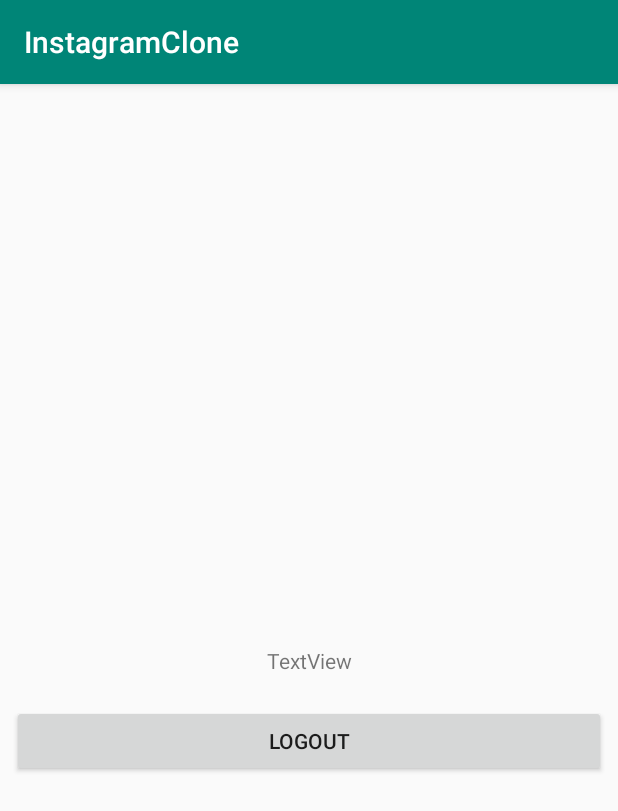
After one commit to Csegota/instagram-clone, an Android app: the WelcomeActivity screen opened directly, with no data from a screen before it, on a phone screen of 412 x 824 dp. The commit adds this screen. Shown: the top 811 px of the screen. Run offline under Robolectric (Android 15) with nearby library versions, the phone set to English and light mode, and no system bars; libraries missing offline, so code that uses them is left out: com.parse; 1 statement that could not run was skipped.

Commit message:
User Login, Logout, Welcome Activity

```diff
--- /dev/null
+++ b/app/src/main/java/com/android/instagramclone/WelcomeActivity.java
@@ -0,0 +1,30 @@
+package com.android.instagramclone;
+
+import androidx.appcompat.app.AppCompatActivity;
+
+import android.os.Bundle;
+import android.view.View;
+import android.widget.TextView;
+
+import com.parse.ParseUser;
+
+public class WelcomeActivity extends AppCompatActivity {
+
+    @Override
+    protected void onCreate(Bundle savedInstanceState) {
+        super.onCreate(savedInstanceState);
+        setContentView(R.layout.activity_welcome);
+
+        TextView txtWelcome = findViewById(R.id.txt_welcome);
+
+        txtWelcome.setText("Welcome " + ParseUser.getCurrentUser().get("username") + "!");
+
+        findViewById(R.id.btn_logout).setOnClickListener(new View.OnClickListener() {
+            @Override
+            public void onClick(View v) {
+                ParseUser.getCurrentUser().logOut(); //or just ParseUser.logOut();
+                finish(); //Finishes current activity, and takes user back to previous activity.
+            }
+        });
+    }
+}
--- /dev/null
+++ b/app/src/main/res/layout/activity_welcome.xml
@@ -0,0 +1,34 @@
+<?xml version="1.0" encoding="utf-8"?>
+<androidx.constraintlayout.widget.ConstraintLayout xmlns:android="http://schemas.android.com/apk/res/android"
+    xmlns:app="http://schemas.android.com/apk/res-auto"
+    xmlns:tools="http://schemas.android.com/tools"
+    android:layout_width="match_parent"
+    android:layout_height="match_parent"
+    tools:context=".WelcomeActivity">
+
+    <TextView
+        android:id="@+id/txt_welcome"
+        android:layout_width="wrap_content"
+        android:layout_height="wrap_content"
+        android:layout_marginStart="8dp"
+        android:layout_marginTop="8dp"
+        android:layout_marginEnd="8dp"
+        android:layout_marginBottom="8dp"
+        android:text="TextView"
+        app:layout_constraintBottom_toBottomOf="parent"
+        app:layout_constraintEnd_toEndOf="parent"
+        app:layout_constraintStart_toStartOf="parent"
+        app:layout_constraintTop_toTopOf="parent" />
+
+    <Button
+        android:id="@+id/btn_logout"
+        android:layout_width="match_parent"
+        android:layout_height="wrap_content"
+        android:layout_marginStart="8dp"
+        android:layout_marginTop="20dp"
+        android:layout_marginEnd="8dp"
+        android:text="Logout"
+        app:layout_constraintEnd_toEndOf="parent"
+        app:layout_constraintStart_toStartOf="parent"
+        app:layout_constraintTop_toBottomOf="@+id/txt_welcome" />
+</androidx.constraintlayout.widget.ConstraintLayout>
```
Also changed, not shown: app/src/main/AndroidManifest.xml (+6 -4 lines), app/src/main/java/com/android/instagramclone/SignUp.java (+7 -0 lines), app/src/main/java/com/android/instagramclone/SignUpLoginActivity.java (added, +78 -0 lines), app/src/main/res/layout/activity_main.xml (+9 -0 lines), app/src/main/res/layout/activity_signup_login.xml (added, +65 -0 lines).
